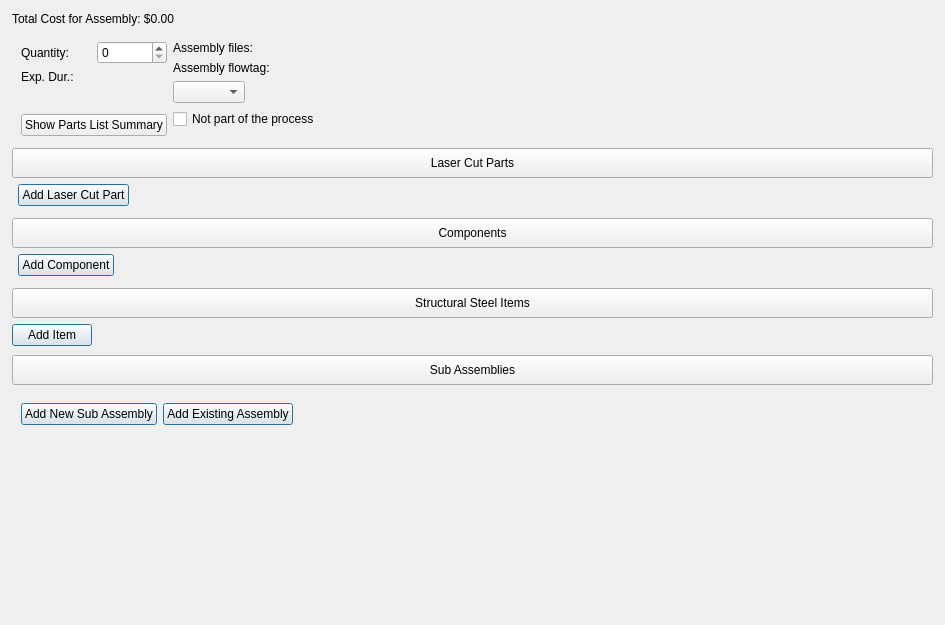
TheCodingJsoftware/Invigo, file ui/widgets/assembly_widget.ui: the form before one commit.
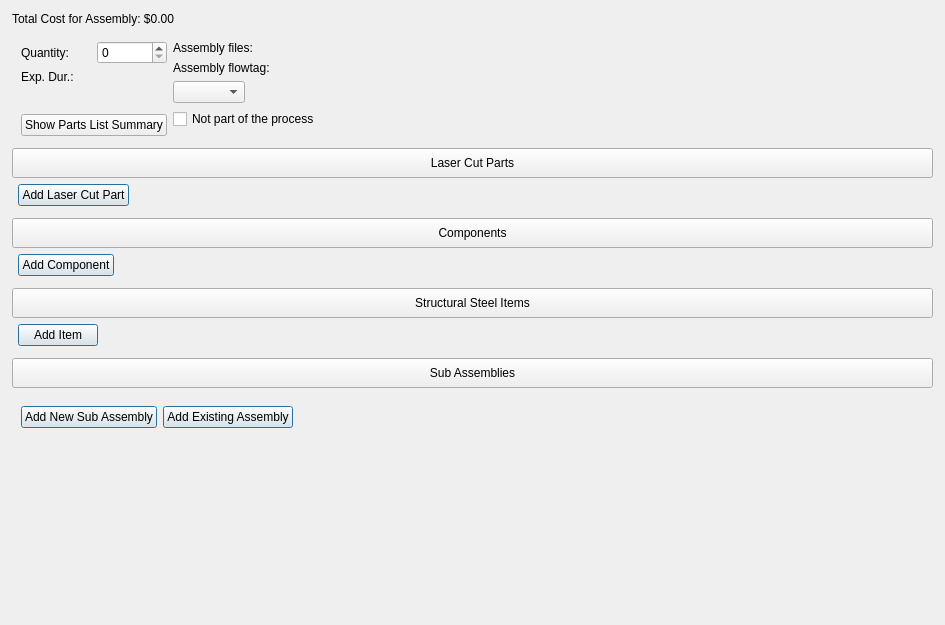
The form after the commit.

```diff
--- a/ui/widgets/assembly_widget.ui
+++ b/ui/widgets/assembly_widget.ui
@@ -480,6 +480,9 @@
         </item>
         <item>
          <layout class="QVBoxLayout" name="verticalLayout_15">
+          <property name="spacing">
+           <number>0</number>
+          </property>
           <item>
            <widget class="QPushButton" name="pushButton_structural_steel_items">
             <property name="minimumSize">
@@ -524,6 +527,18 @@
                </item>
                <item>
                 <layout class="QHBoxLayout" name="horizontalLayout_2">
+                 <property name="leftMargin">
+                  <number>6</number>
+                 </property>
+                 <property name="topMargin">
+                  <number>6</number>
+                 </property>
+                 <property name="rightMargin">
+                  <number>6</number>
+                 </property>
+                 <property name="bottomMargin">
+                  <number>3</number>
+                 </property>
                  <item>
                   <widget class="QPushButton" name="pushButton">
                    <property name="text">
```
